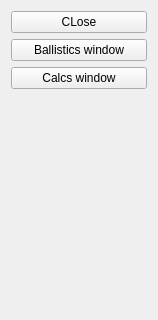
The window that src/uis/drop_menu.ui (arrgn/PhysCalc) describes before a commit, drawn with Qt 5; both pictures show x 0 to 158 and y 0 to 320 of the 158 by 480 pixel window.
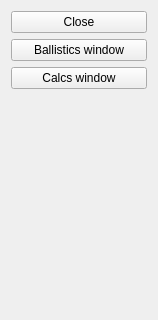
The same window after the commit.

```diff
--- a/src/uis/drop_menu.ui
+++ b/src/uis/drop_menu.ui
@@ -23,7 +23,7 @@
       <string notr="true"/>
      </property>
      <property name="text">
-      <string>CLose</string>
+      <string>Close</string>
      </property>
     </widget>
    </item>
```
